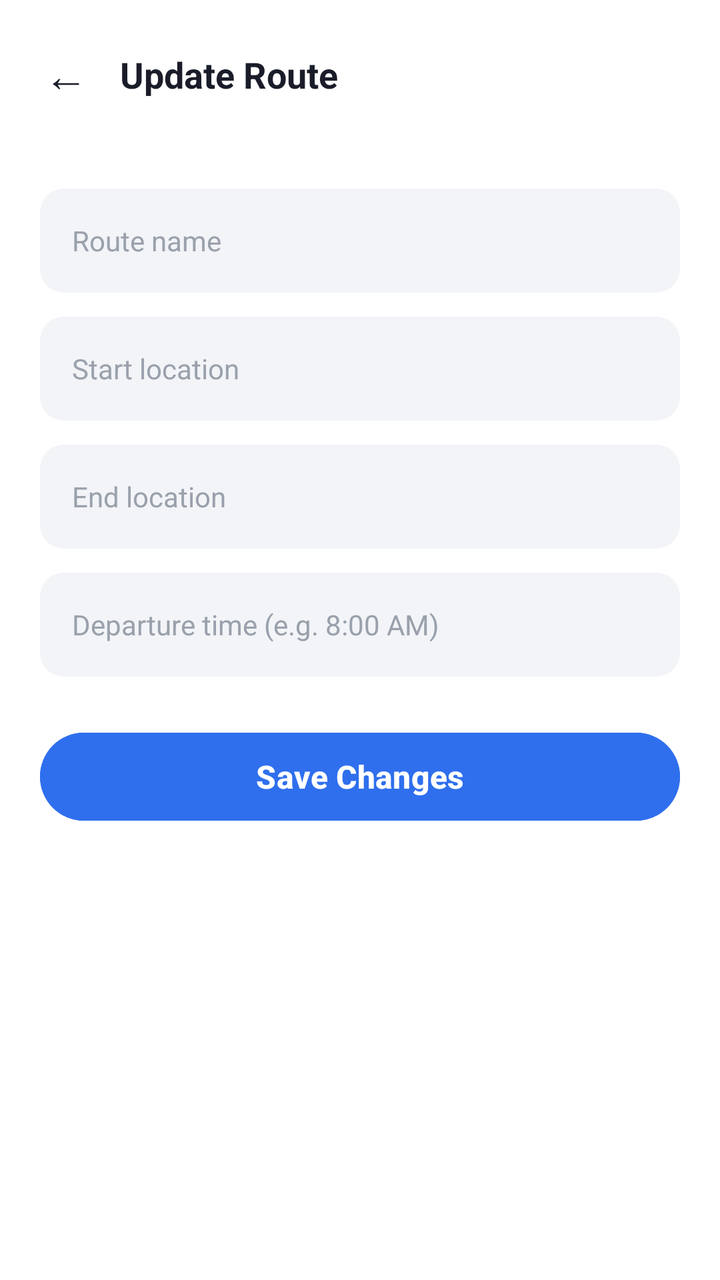
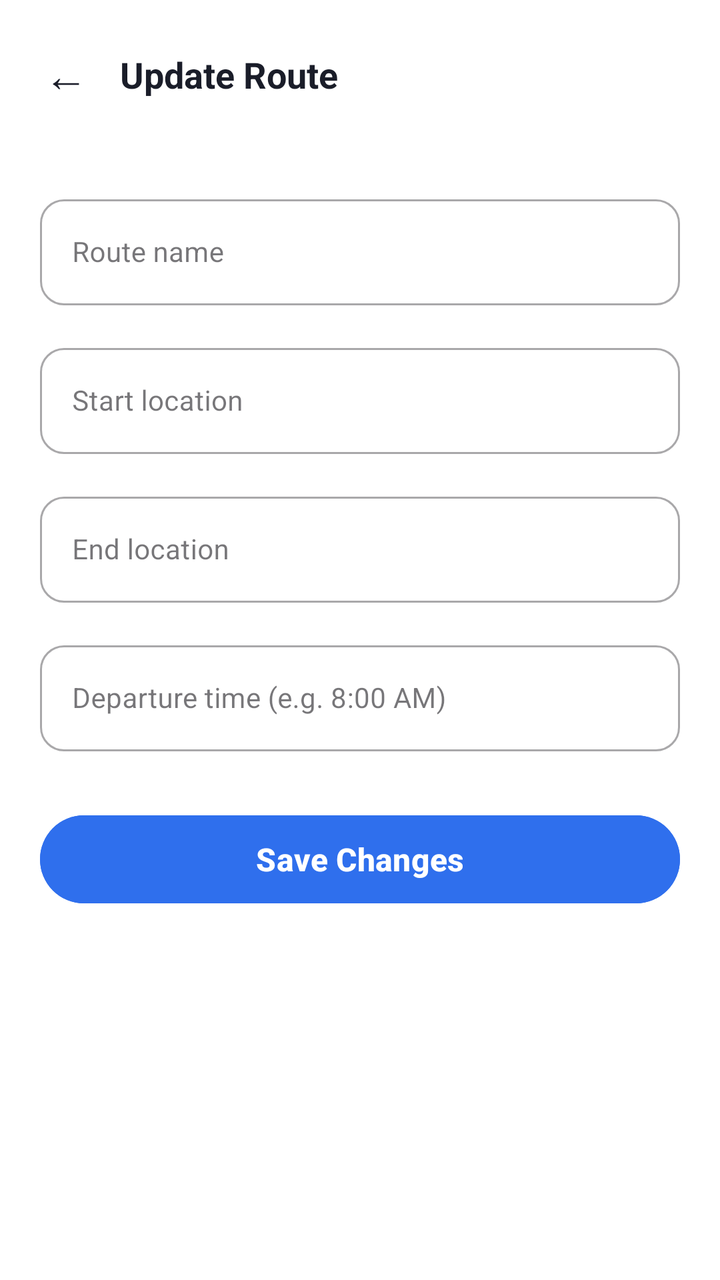

The first picture is an Android layout as it rendered before a commit; the second is the same layout after the commit. The layout source and the unified diff follow.
<!-- AndroidManifest.xml: application theme Theme.DIU_Transport -->
<!-- res/layout/activity_update_route.xml -->
<?xml version="1.0" encoding="utf-8"?>
<LinearLayout xmlns:android="http://schemas.android.com/apk/res/android"
    android:layout_width="match_parent"
    android:layout_height="match_parent"
    android:background="@color/white"
    android:orientation="vertical">

    <LinearLayout
        android:layout_width="match_parent"
        android:layout_height="wrap_content"
        android:gravity="center_vertical"
        android:orientation="horizontal"
        android:padding="16dp">

        <TextView
            android:id="@+id/btnBack"
            android:layout_width="wrap_content"
            android:layout_height="wrap_content"
            android:background="?attr/selectableItemBackgroundBorderless"
            android:padding="6dp"
            android:text="←"
            android:textColor="@color/text_primary"
            android:textSize="22sp" />

        <TextView
            android:layout_width="wrap_content"
            android:layout_height="wrap_content"
            android:layout_marginStart="10dp"
            android:text="Update Route"
            android:textColor="@color/text_primary"
            android:textSize="18sp"
            android:textStyle="bold" />
    </LinearLayout>

    <ScrollView
        android:layout_width="match_parent"
        android:layout_height="match_parent">

        <LinearLayout
            android:layout_width="match_parent"
            android:layout_height="wrap_content"
            android:orientation="vertical"
            android:padding="20dp">

            <EditText
                android:id="@+id/etRouteName"
                android:layout_width="match_parent"
                android:layout_height="52dp"
                android:layout_marginBottom="12dp"
                android:background="@drawable/bg_field"
                android:hint="Route name"
                android:paddingStart="16dp"
                android:paddingEnd="16dp"
                android:textColor="@color/text_primary"
                android:textColorHint="@color/text_hint"
                android:textSize="14sp" />

            <EditText
                android:id="@+id/etStartLocation"
                android:layout_width="match_parent"
                android:layout_height="52dp"
                android:layout_marginBottom="12dp"
                android:background="@drawable/bg_field"
                android:hint="Start location"
                android:paddingStart="16dp"
                android:paddingEnd="16dp"
                android:textColor="@color/text_primary"
                android:textColorHint="@color/text_hint"
                android:textSize="14sp" />

            <EditText
                android:id="@+id/etEndLocation"
                android:layout_width="match_parent"
                android:layout_height="52dp"
                android:layout_marginBottom="12dp"
                android:background="@drawable/bg_field"
                android:hint="End location"
                android:paddingStart="16dp"
                android:paddingEnd="16dp"
                android:textColor="@color/text_primary"
                android:textColorHint="@color/text_hint"
                android:textSize="14sp" />

            <EditText
                android:id="@+id/etDepartureTime"
                android:layout_width="match_parent"
                android:layout_height="52dp"
                android:layout_marginBottom="24dp"
                android:background="@drawable/bg_field"
                android:hint="Departure time (e.g. 8:00 AM)"
                android:paddingStart="16dp"
                android:paddingEnd="16dp"
                android:textColor="@color/text_primary"
                android:textColorHint="@color/text_hint"
                android:textSize="14sp" />

            <Button
                android:id="@+id/btnSave"
                android:layout_width="match_parent"
                android:layout_height="52dp"
                android:backgroundTint="@color/primary"
                android:text="Save Changes"
                android:textAllCaps="false"
                android:textColor="@color/white"
                android:textSize="16sp"
                android:textStyle="bold" />
        </LinearLayout>
    </ScrollView>
</LinearLayout>
<!-- resources referenced by this layout -->
<resources>
  <color name="primary">#2F6FED</color>
  <color name="text_hint">#9AA1AC</color>
  <color name="text_primary">#1A1D29</color>
  <color name="white">#FFFFFFFF</color>
  <!-- drawable bg_field (drawable) -->
  <?xml version="1.0" encoding="utf-8"?>
  <shape xmlns:android="http://schemas.android.com/apk/res/android">
      <solid android:color="@color/bg_field" />
      <corners android:radius="12dp" />
  </shape>
  <style name="Theme.DIU_Transport" parent="Base.Theme.DIU_Transport" />
  <color name="bg_field">#F2F4F7</color>
  <style name="Base.Theme.DIU_Transport" parent="Theme.Material3.Light.NoActionBar">
          <item name="colorPrimary">@color/primary</item>
          <item name="colorPrimaryDark">@color/primary_dark</item>
          <item name="colorOnPrimary">@color/text_on_primary</item>
          <item name="colorSecondary">@color/primary</item>
          <item name="colorOnSecondary">@color/text_on_primary</item>
          <item name="android:statusBarColor">@color/white</item>
          <item name="android:windowLightStatusBar">true</item>
          <item name="android:navigationBarColor">@color/white</item>
          <item name="android:windowBackground">@color/bg_screen</item>
          <item name="android:forceDarkAllowed" tools:targetApi="q">false</item>
      </style>
  <color name="primary_dark">#1E4FBE</color>
  <color name="text_on_primary">#FFFFFF</color>
  <color name="bg_screen">#F5F7FA</color>
</resources>

<!-- the commit's change to res/layout/activity_update_route.xml (unified diff, before → after) -->
@@ -1,10 +1,12 @@
 <?xml version="1.0" encoding="utf-8"?>
 <LinearLayout xmlns:android="http://schemas.android.com/apk/res/android"
+    xmlns:app="http://schemas.android.com/apk/res-auto"
     android:layout_width="match_parent"
     android:layout_height="match_parent"
     android:background="@color/white"
     android:orientation="vertical">
 
+    
     <LinearLayout
         android:layout_width="match_parent"
         android:layout_height="wrap_content"
@@ -34,65 +36,99 @@
 
     <ScrollView
         android:layout_width="match_parent"
-        android:layout_height="match_parent">
+        android:layout_height="match_parent"
+        android:fillViewport="true">
 
         <LinearLayout
             android:layout_width="match_parent"
             android:layout_height="wrap_content"
             android:orientation="vertical"
-            android:padding="20dp">
+            android:padding="20dp"
+            android:paddingBottom="200dp">
 
-            <EditText
-                android:id="@+id/etRouteName"
+            
+            <com.google.android.material.textfield.TextInputLayout
+                style="@style/Widget.MaterialComponents.TextInputLayout.OutlinedBox"
                 android:layout_width="match_parent"
-                android:layout_height="52dp"
-                android:layout_marginBottom="12dp"
-                android:background="@drawable/bg_field"
-                android:hint="Route name"
-                android:paddingStart="16dp"
-                android:paddingEnd="16dp"
-                android:textColor="@color/text_primary"
-                android:textColorHint="@color/text_hint"
-                android:textSize="14sp" />
+                android:layout_height="wrap_content"
+                android:layout_marginBottom="16dp"
+                app:boxCornerRadiusTopStart="12dp"
+                app:boxCornerRadiusTopEnd="12dp"
+                app:boxCornerRadiusBottomStart="12dp"
+                app:boxCornerRadiusBottomEnd="12dp">
 
-            <EditText
-                android:id="@+id/etStartLocation"
+                <com.google.android.material.textfield.TextInputEditText
+                    android:id="@+id/etRouteName"
+                    android:layout_width="match_parent"
+                    android:layout_height="wrap_content"
+                    android:minHeight="52dp"
+                    android:hint="Route name"
+                    android:textColor="@color/text_primary"
+                    android:textSize="14sp" />
+            </com.google.android.material.textfield.TextInputLayout>
+
+            
+            <com.google.android.material.textfield.TextInputLayout
+                style="@style/Widget.MaterialComponents.TextInputLayout.OutlinedBox"
                 android:layout_width="match_parent"
-                android:layout_height="52dp"
-                android:layout_marginBottom="12dp"
-                android:background="@drawable/bg_field"
-                android:hint="Start location"
-                android:paddingStart="16dp"
-                android:paddingEnd="16dp"
-                android:textColor="@color/text_primary"
-                android:textColorHint="@color/text_hint"
-                android:textSize="14sp" />
+                android:layout_height="wrap_content"
+                android:layout_marginBottom="16dp"
+                app:boxCornerRadiusTopStart="12dp"
+                app:boxCornerRadiusTopEnd="12dp"
+                app:boxCornerRadiusBottomStart="12dp"
+                app:boxCornerRadiusBottomEnd="12dp">
 
-            <EditText
-                android:id="@+id/etEndLocation"
+                <com.google.android.material.textfield.TextInputEditText
+                    android:id="@+id/etStartLocation"
+                    android:layout_width="match_parent"
+                    android:layout_height="wrap_content"
+                    android:minHeight="52dp"
+                    android:hint="Start location"
+                    android:textColor="@color/text_primary"
+                    android:textSize="14sp" />
+            </com.google.android.material.textfield.TextInputLayout>
+
+            
+            <com.google.android.material.textfield.TextInputLayout
+                style="@style/Widget.MaterialComponents.TextInputLayout.OutlinedBox"
                 android:layout_width="match_parent"
-                android:layout_height="52dp"
-                android:layout_marginBottom="12dp"
-                android:background="@drawable/bg_field"
-                android:hint="End location"
-                android:paddingStart="16dp"
-                android:paddingEnd="16dp"
-                android:textColor="@color/text_primary"
-                android:textColorHint="@color/text_hint"
-                android:textSize="14sp" />
+                android:layout_height="wrap_content"
+                android:layout_marginBottom="16dp"
+                app:boxCornerRadiusTopStart="12dp"
+                app:boxCornerRadiusTopEnd="12dp"
+                app:boxCornerRadiusBottomStart="12dp"
+                app:boxCornerRadiusBottomEnd="12dp">
 
-            <EditText
-                android:id="@+id/etDepartureTime"
+                <com.google.android.material.textfield.TextInputEditText
+                    android:id="@+id/etEndLocation"
+                    android:layout_width="match_parent"
+                    android:layout_height="wrap_content"
+                    android:minHeight="52dp"
+                    android:hint="End location"
+                    android:textColor="@color/text_primary"
+                    android:textSize="14sp" />
+            </com.google.android.material.textfield.TextInputLayout>
+
+            
+            <com.google.android.material.textfield.TextInputLayout
+                style="@style/Widget.MaterialComponents.TextInputLayout.OutlinedBox"
                 android:layout_width="match_parent"
-                android:layout_height="52dp"
-                android:layout_marginBottom="24dp"
-                android:background="@drawable/bg_field"
-                android:hint="Departure time (e.g. 8:00 AM)"
-                android:paddingStart="16dp"
-                android:paddingEnd="16dp"
-                android:textColor="@color/text_primary"
-                android:textColorHint="@color/text_hint"
-                android:textSize="14sp" />
+                android:layout_height="wrap_content"
+                android:layout_marginBottom="28dp"
+                app:boxCornerRadiusTopStart="12dp"
+                app:boxCornerRadiusTopEnd="12dp"
+                app:boxCornerRadiusBottomStart="12dp"
+                app:boxCornerRadiusBottomEnd="12dp">
+
+                <com.google.android.material.textfield.TextInputEditText
+                    android:id="@+id/etDepartureTime"
+                    android:layout_width="match_parent"
+                    android:layout_height="wrap_content"
+                    android:minHeight="52dp"
+                    android:hint="Departure time (e.g. 8:00 AM)"
+                    android:textColor="@color/text_primary"
+                    android:textSize="14sp" />
+            </com.google.android.material.textfield.TextInputLayout>
 
             <Button
                 android:id="@+id/btnSave"
<!-- resource entries referenced after the edit -->
@@ -1,17 +1,9 @@
 <!-- resources referenced by this layout -->
 <resources>
   <color name="primary">#2F6FED</color>
-  <color name="text_hint">#9AA1AC</color>
   <color name="text_primary">#1A1D29</color>
   <color name="white">#FFFFFFFF</color>
-  <!-- drawable bg_field (drawable) -->
-  <?xml version="1.0" encoding="utf-8"?>
-  <shape xmlns:android="http://schemas.android.com/apk/res/android">
-      <solid android:color="@color/bg_field" />
-      <corners android:radius="12dp" />
-  </shape>
   <style name="Theme.DIU_Transport" parent="Base.Theme.DIU_Transport" />
-  <color name="bg_field">#F2F4F7</color>
   <style name="Base.Theme.DIU_Transport" parent="Theme.Material3.Light.NoActionBar">
           <item name="colorPrimary">@color/primary</item>
           <item name="colorPrimaryDark">@color/primary_dark</item>
